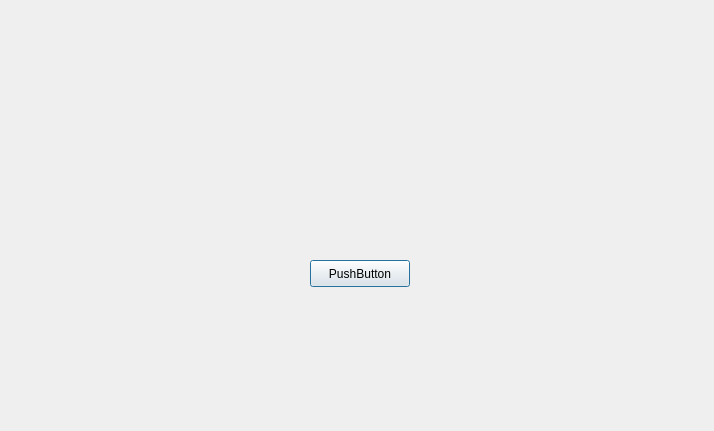
Qt form resource/ui/dashboard.ui (arghyabi/iAloy_old_desktop_app) before a commit.
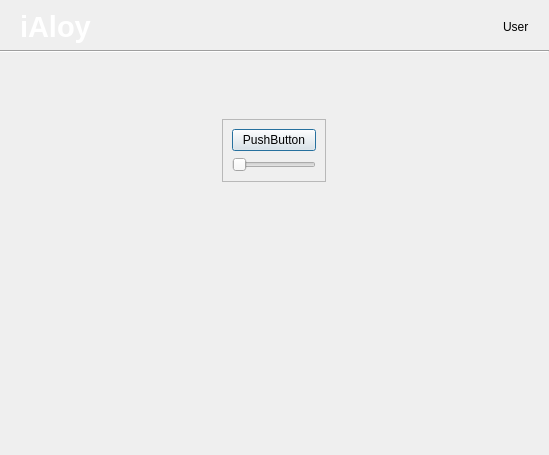
The same form after that commit.

Commit message: dynamic button added in dashboard UI

```diff
--- a/resource/ui/dashboard.ui
+++ b/resource/ui/dashboard.ui
@@ -6,26 +6,236 @@
    <rect>
     <x>0</x>
     <y>0</y>
-    <width>714</width>
-    <height>431</height>
+    <width>549</width>
+    <height>455</height>
    </rect>
   </property>
   <property name="windowTitle">
    <string>Dialog</string>
   </property>
-  <widget class="QPushButton" name="pushButton">
-   <property name="geometry">
-    <rect>
-     <x>310</x>
-     <y>260</y>
-     <width>100</width>
-     <height>27</height>
-    </rect>
+  <layout class="QGridLayout" name="gridLayout_4">
+   <property name="leftMargin">
+    <number>0</number>
    </property>
-   <property name="text">
-    <string>PushButton</string>
+   <property name="topMargin">
+    <number>0</number>
    </property>
-  </widget>
+   <property name="rightMargin">
+    <number>0</number>
+   </property>
+   <property name="bottomMargin">
+    <number>0</number>
+   </property>
+   <item row="0" column="0">
+    <layout class="QGridLayout" name="gridLayout_3">
+     <item row="1" column="0">
+      <layout class="QHBoxLayout" name="horizontalLayout_3">
+       <property name="spacing">
+        <number>20</number>
+       </property>
+       <property name="sizeConstraint">
+        <enum>QLayout::SetMaximumSize</enum>
+       </property>
+       <item>
+        <spacer name="horizontalSpacer_2">
+         <property name="orientation">
+          <enum>Qt::Horizontal</enum>
+         </property>
+         <property name="sizeType">
+          <enum>QSizePolicy::Fixed</enum>
+         </property>
+         <property name="sizeHint" stdset="0">
+          <size>
+           <width>20</width>
+           <height>20</height>
+          </size>
+         </property>
+        </spacer>
+       </item>
+       <item>
+        <widget class="QLabel" name="label_2">
+         <property name="text">
+          <string>&lt;html&gt;&lt;head/&gt;&lt;body&gt;&lt;p&gt;&lt;span style=&quot; font-size:22pt; font-weight:600; color:#ffffff;&quot;&gt;iAloy&lt;/span&gt;&lt;/p&gt;&lt;/body&gt;&lt;/html&gt;</string>
+         </property>
+        </widget>
+       </item>
+       <item>
+        <spacer name="horizontalSpacer">
+         <property name="orientation">
+          <enum>Qt::Horizontal</enum>
+         </property>
+         <property name="sizeHint" stdset="0">
+          <size>
+           <width>40</width>
+           <height>20</height>
+          </size>
+         </property>
+        </spacer>
+       </item>
+       <item>
+        <widget class="QLabel" name="label">
+         <property name="text">
+          <string>User</string>
+         </property>
+        </widget>
+       </item>
+       <item>
+        <spacer name="horizontalSpacer_3">
+         <property name="orientation">
+          <enum>Qt::Horizontal</enum>
+         </property>
+         <property name="sizeType">
+          <enum>QSizePolicy::Fixed</enum>
+         </property>
+         <property name="sizeHint" stdset="0">
+          <size>
+           <width>20</width>
+           <height>20</height>
+          </size>
+         </property>
+        </spacer>
+       </item>
+      </layout>
+     </item>
+     <item row="4" column="0">
+      <layout class="QGridLayout" name="gridLayout_2">
+       <property name="sizeConstraint">
+        <enum>QLayout::SetMinimumSize</enum>
+       </property>
+       <property name="leftMargin">
+        <number>10</number>
+       </property>
+       <property name="topMargin">
+        <number>10</number>
+       </property>
+       <property name="rightMargin">
+        <number>10</number>
+       </property>
+       <property name="bottomMargin">
+        <number>10</number>
+       </property>
+       <property name="spacing">
+        <number>10</number>
+       </property>
+       <item row="1" column="0">
+        <widget class="QFrame" name="frame">
+         <property name="sizePolicy">
+          <sizepolicy hsizetype="Fixed" vsizetype="Fixed">
+           <horstretch>0</horstretch>
+           <verstretch>0</verstretch>
+          </sizepolicy>
+         </property>
+         <property name="sizeIncrement">
+          <size>
+           <width>0</width>
+           <height>0</height>
+          </size>
+         </property>
+         <property name="baseSize">
+          <size>
+           <width>0</width>
+           <height>1000</height>
+          </size>
+         </property>
+         <property name="frameShape">
+          <enum>QFrame::StyledPanel</enum>
+         </property>
+         <property name="frameShadow">
+          <enum>QFrame::Raised</enum>
+         </property>
+         <property name="lineWidth">
+          <number>2</number>
+         </property>
+         <layout class="QVBoxLayout" name="verticalLayout_3">
+          <item>
+           <widget class="QPushButton" name="pushButton">
+            <property name="sizePolicy">
+             <sizepolicy hsizetype="Minimum" vsizetype="Fixed">
+              <horstretch>0</horstretch>
+              <verstretch>0</verstretch>
+             </sizepolicy>
+            </property>
+            <property name="text">
+             <string>PushButton</string>
+            </property>
+           </widget>
+          </item>
+          <item>
+           <widget class="QSlider" name="horizontalSlider">
+            <property name="orientation">
+             <enum>Qt::Horizontal</enum>
+            </property>
+           </widget>
+          </item>
+         </layout>
+        </widget>
+       </item>
+      </layout>
+     </item>
+     <item row="0" column="0">
+      <spacer name="verticalSpacer_3">
+       <property name="orientation">
+        <enum>Qt::Vertical</enum>
+       </property>
+       <property name="sizeType">
+        <enum>QSizePolicy::Fixed</enum>
+       </property>
+       <property name="sizeHint" stdset="0">
+        <size>
+         <width>20</width>
+         <height>10</height>
+        </size>
+       </property>
+      </spacer>
+     </item>
+     <item row="2" column="0">
+      <widget class="Line" name="line">
+       <property name="enabled">
+        <bool>true</bool>
+       </property>
+       <property name="sizePolicy">
+        <sizepolicy hsizetype="Minimum" vsizetype="Maximum">
+         <horstretch>0</horstretch>
+         <verstretch>0</verstretch>
+        </sizepolicy>
+       </property>
+       <property name="orientation">
+        <enum>Qt::Horizontal</enum>
+       </property>
+      </widget>
+     </item>
+     <item row="3" column="0">
+      <spacer name="verticalSpacer_2">
+       <property name="orientation">
+        <enum>Qt::Vertical</enum>
+       </property>
+       <property name="sizeType">
+        <enum>QSizePolicy::Fixed</enum>
+       </property>
+       <property name="sizeHint" stdset="0">
+        <size>
+         <width>0</width>
+         <height>50</height>
+        </size>
+       </property>
+      </spacer>
+     </item>
+    </layout>
+   </item>
+   <item row="1" column="0">
+    <spacer name="verticalSpacer">
+     <property name="orientation">
+      <enum>Qt::Vertical</enum>
+     </property>
+     <property name="sizeHint" stdset="0">
+      <size>
+       <width>20</width>
+       <height>40</height>
+      </size>
+     </property>
+    </spacer>
+   </item>
+  </layout>
  </widget>
  <resources/>
  <connections/>
```
The commit also changes 5 other files.
